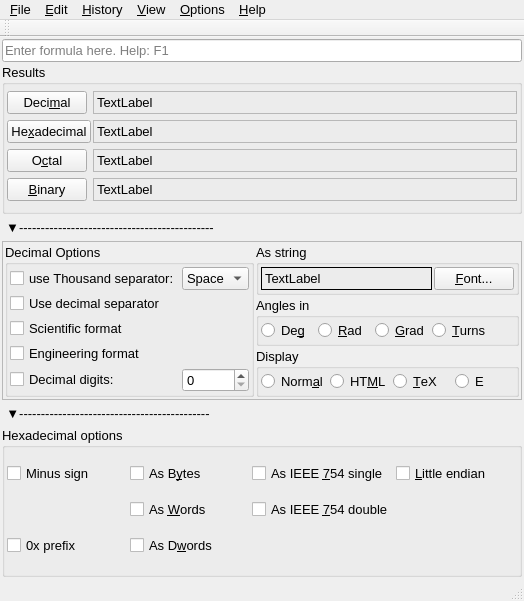
The window that FalconCalcQt/FalconCalcQt.ui (solyoma/FalconCalc) describes before a commit, drawn with Qt 5.
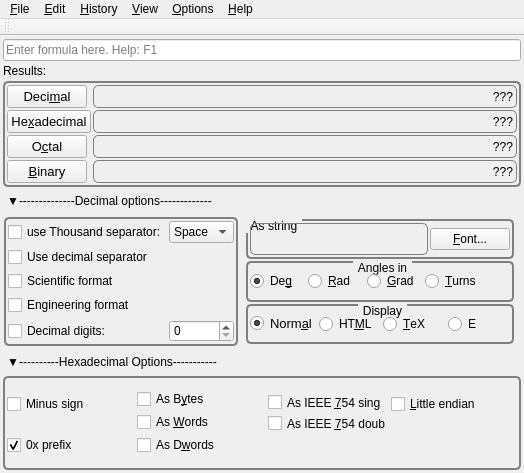
The same window after the commit. Icons and pictures are not drawn.

Commit message: WIP: QT version  works as the calculator, hitory dialog too BUGS: closing panels creates wrong panel sizes, history window snap wrong Missing: content and content change for variables, functions, history list remove and remove all, snapping

What changed in the file:
```diff
--- a/FalconCalcQt/FalconCalcQt.ui
+++ b/FalconCalcQt/FalconCalcQt.ui
@@ -7,7 +7,7 @@
     <x>0</x>
     <y>0</y>
     <width>524</width>
-    <height>601</height>
+    <height>473</height>
    </rect>
   </property>
   <property name="font">
@@ -19,25 +19,226 @@
   <property name="windowTitle">
    <string>FalconCalcQt</string>
   </property>
+  <property name="windowIcon">
+   <iconset resource="FalconCalcQt.qrc">
+    <normaloff>:/FalconCalcQt/Resources/program.ico</normaloff>:/FalconCalcQt/Resources/program.ico</iconset>
+  </property>
+  <property name="styleSheet">
+   <string notr="true"> QGroupBox {
+     background-color: qlineargradient(x1: 0, y1: 0, x2: 0, y2: 1,
+                                       stop: 0 #E0E0E0, stop: 1 #FFFFFF);
+     border: 2px solid gray;
+     border-radius: 5px;
+     margin-top: 1ex; /* leave space at the top for the title */
+ }
+
+ QGroupBox::title {
+     subcontrol-origin: margin;
+     subcontrol-position: top ;
+     padding: 0 3px;
+     /*background-color: qlineargradient(x1: 0, y1: 0, x2: 0, y2: 1,
+                                       stop: 0 #FF0ECE, stop: 1 #FFFFFF);*/
+ }
+
+QFrame {
+	border: 1px solid gray;
+	border-radius:5px;
+}</string>
+  </property>
   <widget class="QWidget" name="centralWidget">
    <layout class="QGridLayout" name="gridLayout_3">
+    <property name="leftMargin">
+     <number>3</number>
+    </property>
+    <property name="topMargin">
+     <number>3</number>
+    </property>
+    <property name="rightMargin">
+     <number>3</number>
+    </property>
+    <property name="bottomMargin">
+     <number>3</number>
+    </property>
+    <property name="verticalSpacing">
+     <number>3</number>
+    </property>
+    <item row="2" column="0" colspan="2">
+     <widget class="QGroupBox" name="grpResults">
+      <property name="title">
+       <string/>
+      </property>
+      <layout class="QGridLayout" name="gridLayout_2">
+       <property name="verticalSpacing">
+        <number>2</number>
+       </property>
+       <item row="0" column="0">
+        <widget class="QPushButton" name="btnDecimal">
+         <property name="sizePolicy">
+          <sizepolicy hsizetype="Fixed" vsizetype="Fixed">
+           <horstretch>0</horstretch>
+           <verstretch>0</verstretch>
+          </sizepolicy>
+         </property>
+         <property name="font">
+          <font>
+           <family>Tahoma</family>
+           <pointsize>10</pointsize>
+          </font>
+         </property>
+         <property name="text">
+          <string>Deci&amp;mal</string>
+         </property>
+         <property name="flat">
+          <bool>false</bool>
+         </property>
+        </widget>
+       </item>
+       <item row="0" column="1">
+        <widget class="QLabel" name="lblDec">
+         <property name="frameShape">
+          <enum>QFrame::StyledPanel</enum>
+         </property>
+         <property name="frameShadow">
+          <enum>QFrame::Sunken</enum>
+         </property>
+         <property name="lineWidth">
+          <number>6</number>
+         </property>
+         <property name="text">
+          <string>???</string>
+         </property>
+         <property name="alignment">
+          <set>Qt::AlignRight|Qt::AlignTrailing|Qt::AlignVCenter</set>
+         </property>
+        </widget>
+       </item>
+       <item row="1" column="0">
+        <widget class="QPushButton" name="btnHexaDecimal">
+         <property name="sizePolicy">
+          <sizepolicy hsizetype="Fixed" vsizetype="Fixed">
+           <horstretch>0</horstretch>
+           <verstretch>0</verstretch>
+          </sizepolicy>
+         </property>
+         <property name="font">
+          <font>
+           <family>Tahoma</family>
+           <pointsize>10</pointsize>
+          </font>
+         </property>
+         <property name="text">
+          <string>He&amp;xadecimal</string>
+         </property>
+         <property name="flat">
+          <bool>false</bool>
+         </property>
+        </widget>
+       </item>
+       <item row="1" column="1">
+        <widget class="QLabel" name="lblHex">
+         <property name="frameShape">
+          <enum>QFrame::StyledPanel</enum>
+         </property>
+         <property name="frameShadow">
+          <enum>QFrame::Sunken</enum>
+         </property>
+         <property name="lineWidth">
+          <number>6</number>
+         </property>
+         <property name="text">
+          <string>???</string>
+         </property>
+         <property name="alignment">
+          <set>Qt::AlignRight|Qt::AlignTrailing|Qt::AlignVCenter</set>
+         </property>
+        </widget>
+       </item>
     <item row="2" column="0">
-     <widget class="QPushButton" name="btnOpenCloseDecOptions">
+        <widget class="QPushButton" name="btnOctal">
       <property name="sizePolicy">
        <sizepolicy hsizetype="Fixed" vsizetype="Fixed">
         <horstretch>0</horstretch>
         <verstretch>0</verstretch>
        </sizepolicy>
       </property>
+         <property name="font">
+          <font>
+           <family>Tahoma</family>
+           <pointsize>10</pointsize>
+          </font>
+         </property>
       <property name="text">
-       <string>▼---------------------------------------------</string>
+          <string>O&amp;ctal</string>
       </property>
       <property name="flat">
-       <bool>true</bool>
+          <bool>false</bool>
       </property>
      </widget>
     </item>
     <item row="2" column="1">
+        <widget class="QLabel" name="lblOct">
+         <property name="frameShape">
+          <enum>QFrame::StyledPanel</enum>
+         </property>
+         <property name="frameShadow">
+          <enum>QFrame::Sunken</enum>
+         </property>
+         <property name="lineWidth">
+          <number>6</number>
+         </property>
+         <property name="text">
+          <string>???</string>
+         </property>
+         <property name="alignment">
+          <set>Qt::AlignRight|Qt::AlignTrailing|Qt::AlignVCenter</set>
+         </property>
+        </widget>
+       </item>
+       <item row="3" column="0">
+        <widget class="QPushButton" name="btnBinary">
+         <property name="sizePolicy">
+          <sizepolicy hsizetype="Fixed" vsizetype="Fixed">
+           <horstretch>0</horstretch>
+           <verstretch>0</verstretch>
+          </sizepolicy>
+         </property>
+         <property name="font">
+          <font>
+           <family>Tahoma</family>
+           <pointsize>10</pointsize>
+          </font>
+         </property>
+         <property name="text">
+          <string>&amp;Binary</string>
+         </property>
+         <property name="flat">
+          <bool>false</bool>
+         </property>
+        </widget>
+       </item>
+       <item row="3" column="1">
+        <widget class="QLabel" name="lblBin">
+         <property name="frameShape">
+          <enum>QFrame::StyledPanel</enum>
+         </property>
+         <property name="frameShadow">
+          <enum>QFrame::Sunken</enum>
+         </property>
+         <property name="lineWidth">
+          <number>6</number>
+         </property>
+         <property name="text">
+          <string>???</string>
+         </property>
+         <property name="alignment">
+          <set>Qt::AlignRight|Qt::AlignTrailing|Qt::AlignVCenter</set>
+         </property>
+        </widget>
+       </item>
+      </layout>
+     </widget>
+    </item>
+    <item row="3" column="1">
      <spacer name="horizontalSpacer_2">
       <property name="orientation">
        <enum>Qt::Horizontal</enum>
@@ -50,13 +251,10 @@
       </property>
      </spacer>
     </item>
-    <item row="3" column="0" colspan="2">
-     <widget class="QFrame" name="frmDecimal">
-      <property name="frameShape">
-       <enum>QFrame::StyledPanel</enum>
-      </property>
-      <property name="frameShadow">
-       <enum>QFrame::Raised</enum>
+    <item row="6" column="0" colspan="2">
+     <widget class="QGroupBox" name="gbHexOptions">
+      <property name="title">
+       <string/>
       </property>
       <layout class="QGridLayout" name="gridLayout_4">
        <property name="leftMargin">
@@ -71,14 +269,217 @@
        <property name="bottomMargin">
         <number>2</number>
        </property>
+       <property name="horizontalSpacing">
+        <number>2</number>
+       </property>
+       <item row="0" column="0">
+        <widget class="QCheckBox" name="chkMinus">
+         <property name="text">
+          <string>Minus sign</string>
+         </property>
+        </widget>
+       </item>
+       <item row="0" column="1" rowspan="2">
+        <widget class="QWidget" name="widget_2" native="true">
+         <property name="styleSheet">
+          <string notr="true"/>
+         </property>
+         <layout class="QVBoxLayout" name="verticalLayout_2">
+          <property name="leftMargin">
+           <number>2</number>
+          </property>
+          <property name="topMargin">
+           <number>2</number>
+          </property>
+          <property name="rightMargin">
+           <number>2</number>
+          </property>
+          <property name="bottomMargin">
+           <number>2</number>
+          </property>
+          <item>
+           <widget class="QCheckBox" name="chkBytes">
+            <property name="text">
+             <string>As B&amp;ytes</string>
+            </property>
+            <property name="autoExclusive">
+             <bool>true</bool>
+            </property>
+           </widget>
+          </item>
+          <item>
+           <widget class="QCheckBox" name="chkWords">
+            <property name="text">
+             <string>As &amp;Words</string>
+            </property>
+            <property name="autoExclusive">
+             <bool>true</bool>
+            </property>
+           </widget>
+          </item>
+          <item>
+           <widget class="QCheckBox" name="chkDWords">
+            <property name="text">
+             <string>As D&amp;words</string>
+            </property>
+            <property name="autoExclusive">
+             <bool>true</bool>
+            </property>
+           </widget>
+          </item>
+         </layout>
+        </widget>
+       </item>
+       <item row="0" column="2" rowspan="2">
+        <widget class="QWidget" name="widget_3" native="true">
+         <property name="styleSheet">
+          <string notr="true"/>
+         </property>
+         <widget class="QCheckBox" name="chkIEEEDouble">
+          <property name="geometry">
+           <rect>
+            <x>5</x>
+            <y>28</y>
+            <width>118</width>
+            <height>19</height>
+           </rect>
+          </property>
+          <property name="text">
+           <string>As IEEE &amp;754 double</string>
+          </property>
+          <property name="autoExclusive">
+           <bool>true</bool>
+          </property>
+         </widget>
+         <widget class="QCheckBox" name="chkIEEESingle">
+          <property name="geometry">
+           <rect>
+            <x>5</x>
+            <y>7</y>
+            <width>113</width>
+            <height>19</height>
+           </rect>
+          </property>
+          <property name="text">
+           <string>As IEEE &amp;754 single</string>
+          </property>
+          <property name="autoExclusive">
+           <bool>true</bool>
+          </property>
+         </widget>
+        </widget>
+       </item>
+       <item row="0" column="3">
+        <widget class="QCheckBox" name="chkLittleEndian">
+         <property name="text">
+          <string>&amp;Little endian</string>
+         </property>
+        </widget>
+       </item>
+       <item row="1" column="0">
+        <widget class="QCheckBox" name="chkHexPrefix">
+         <property name="text">
+          <string>0x prefix</string>
+         </property>
+         <property name="checked">
+          <bool>true</bool>
+         </property>
+        </widget>
+       </item>
+      </layout>
+     </widget>
+    </item>
+    <item row="3" column="0">
+     <widget class="QPushButton" name="btnOpenCloseDecOptions">
+      <property name="sizePolicy">
+       <sizepolicy hsizetype="Fixed" vsizetype="Fixed">
+        <horstretch>0</horstretch>
+        <verstretch>0</verstretch>
+       </sizepolicy>
+      </property>
+      <property name="text">
+       <string>▼--------------Decimal options-------------</string>
+      </property>
+      <property name="flat">
+       <bool>true</bool>
+      </property>
+     </widget>
+    </item>
+    <item row="5" column="0">
+     <widget class="QPushButton" name="btnOpenCloseHexOptions">
+      <property name="sizePolicy">
+       <sizepolicy hsizetype="Fixed" vsizetype="Fixed">
+        <horstretch>0</horstretch>
+        <verstretch>0</verstretch>
+       </sizepolicy>
+      </property>
+      <property name="text">
+       <string>▼----------Hexadecimal Options-----------</string>
+      </property>
+      <property name="flat">
+       <bool>true</bool>
+      </property>
+     </widget>
+    </item>
+    <item row="5" column="1">
+     <spacer name="horizontalSpacer">
+      <property name="orientation">
+       <enum>Qt::Horizontal</enum>
+      </property>
+      <property name="sizeHint" stdset="0">
+       <size>
+        <width>236</width>
+        <height>20</height>
+       </size>
+      </property>
+     </spacer>
+    </item>
+    <item row="0" column="0" colspan="2">
+     <widget class="QLineEdit" name="edtInfix">
+      <property name="placeholderText">
+       <string>Enter formula here. Help: F1</string>
+      </property>
+      <property name="clearButtonEnabled">
+       <bool>true</bool>
+      </property>
+     </widget>
+    </item>
+    <item row="1" column="0">
+     <widget class="QLabel" name="lblResults">
+      <property name="sizePolicy">
+       <sizepolicy hsizetype="Preferred" vsizetype="Fixed">
+        <horstretch>0</horstretch>
+        <verstretch>0</verstretch>
+       </sizepolicy>
+      </property>
+      <property name="styleSheet">
+       <string notr="true">border:0;margin:0</string>
+      </property>
+      <property name="text">
+       <string>Results:</string>
+      </property>
+     </widget>
+    </item>
+    <item row="4" column="0" colspan="2">
+     <widget class="QWidget" name="frmDecimal" native="true">
+      <layout class="QHBoxLayout" name="horizontalLayout_4">
        <property name="spacing">
         <number>2</number>
        </property>
-       <item row="0" column="0" rowspan="3">
+       <property name="leftMargin">
+        <number>1</number>
+       </property>
+       <property name="topMargin">
+        <number>2</number>
+       </property>
+       <property name="rightMargin">
+        <number>1</number>
+       </property>
+       <property name="bottomMargin">
+        <number>2</number>
+       </property>
+       <item>
         <widget class="QGroupBox" name="gbDecOptions">
-         <property name="title">
-          <string>Decimal Options</string>
-         </property>
          <layout class="QGridLayout" name="gridLayout">
           <property name="leftMargin">
            <number>2</number>
@@ -181,8 +582,29 @@
          </layout>
         </widget>
        </item>
-       <item row="0" column="1">
+       <item>
+        <widget class="QWidget" name="widget" native="true">
+         <layout class="QVBoxLayout" name="verticalLayout">
+          <property name="spacing">
+           <number>2</number>
+          </property>
+          <property name="leftMargin">
+           <number>6</number>
+          </property>
+          <property name="topMargin">
+           <number>2</number>
+          </property>
+          <property name="rightMargin">
+           <number>6</number>
+          </property>
+          <property name="bottomMargin">
+           <number>2</number>
+          </property>
+          <item>
         <widget class="QGroupBox" name="gbTextOptions">
+            <property name="styleSheet">
+             <string notr="true">QGroupBox::title { subcontrol-position:top left}</string>
+            </property>
          <property name="title">
           <string>As string</string>
          </property>
@@ -208,7 +630,7 @@
              <enum>QFrame::Box</enum>
             </property>
             <property name="text">
-             <string>TextLabel</string>
+                <string/>
             </property>
            </widget>
           </item>
@@ -228,7 +650,7 @@
          </layout>
         </widget>
        </item>
-       <item row="1" column="1">
+          <item>
         <widget class="QGroupBox" name="gbAngleUnit">
          <property name="title">
           <string>Angles in</string>
@@ -254,6 +676,9 @@
             <property name="text">
              <string>De&amp;g</string>
             </property>
+               <property name="checked">
+                <bool>true</bool>
+               </property>
            </widget>
           </item>
           <item>
@@ -280,11 +705,14 @@
          </layout>
         </widget>
        </item>
-       <item row="2" column="1">
+          <item>
         <widget class="QGroupBox" name="gbDisplayFormat">
          <property name="title">
           <string>Display</string>
          </property>
+            <property name="flat">
+             <bool>true</bool>
+            </property>
          <layout class="QHBoxLayout" name="horizontalLayout_2">
           <property name="leftMargin">
            <number>2</number>
@@ -309,6 +737,9 @@
             <property name="text">
              <string>Norm&amp;al</string>
             </property>
+               <property name="checked">
+                <bool>true</bool>
+               </property>
            </widget>
           </item>
           <item>
@@ -338,286 +769,9 @@
       </layout>
      </widget>
     </item>
-    <item row="4" column="0">
-     <widget class="QPushButton" name="btnOpenCloseHexOptions">
-      <property name="sizePolicy">
-       <sizepolicy hsizetype="Fixed" vsizetype="Fixed">
-        <horstretch>0</horstretch>
-        <verstretch>0</verstretch>
-       </sizepolicy>
-      </property>
-      <property name="text">
-       <string>▼--------------------------------------------</string>
-      </property>
-      <property name="flat">
-       <bool>true</bool>
-      </property>
-     </widget>
-    </item>
-    <item row="4" column="1">
-     <spacer name="horizontalSpacer">
-      <property name="orientation">
-       <enum>Qt::Horizontal</enum>
-      </property>
-      <property name="sizeHint" stdset="0">
-       <size>
-        <width>236</width>
-        <height>20</height>
-       </size>
-      </property>
-     </spacer>
-    </item>
-    <item row="5" column="0" colspan="2">
-     <widget class="QGroupBox" name="gbHexOptions">
-      <property name="title">
-       <string>Hexadecimal options</string>
-      </property>
-      <layout class="QGridLayout" name="gridLayout_5">
-       <property name="leftMargin">
-        <number>2</number>
-       </property>
-       <property name="topMargin">
-        <number>2</number>
-       </property>
-       <property name="rightMargin">
-        <number>2</number>
-       </property>
-       <property name="bottomMargin">
-        <number>2</number>
-       </property>
-       <property name="spacing">
-        <number>2</number>
-       </property>
-       <item row="0" column="0">
-        <widget class="QCheckBox" name="chkMinus">
-         <property name="text">
-          <string>Minus sign</string>
-         </property>
-        </widget>
-       </item>
-       <item row="0" column="1">
-        <widget class="QCheckBox" name="chkBytes">
-         <property name="text">
-          <string>As B&amp;ytes</string>
-         </property>
-        </widget>
-       </item>
-       <item row="0" column="2">
-        <widget class="QCheckBox" name="chkIEEESingle">
-         <property name="text">
-          <string>As IEEE &amp;754 single</string>
-         </property>
-        </widget>
-       </item>
-       <item row="0" column="3">
-        <widget class="QCheckBox" name="chkLittleendian">
-         <property name="text">
-          <string>&amp;Little endian</string>
-         </property>
-        </widget>
-       </item>
-       <item row="1" column="1">
-        <widget class="QCheckBox" name="chkWords">
-         <property name="text">
-          <string>As &amp;Words</string>
-         </property>
-        </widget>
-       </item>
-       <item row="1" column="2">
-        <widget class="QCheckBox" name="chkIEEEDouble">
-         <property name="text">
-          <string>As IEEE &amp;754 double</string>
-         </property>
-        </widget>
-       </item>
-       <item row="2" column="0">
-        <widget class="QCheckBox" name="chkHexPrefix">
-         <property name="text">
-          <string>0x prefix</string>
-         </property>
-        </widget>
-       </item>
-       <item row="2" column="1">
-        <widget class="QCheckBox" name="chkDWords">
-         <property name="text">
-          <string>As D&amp;words</string>
-         </property>
-        </widget>
-       </item>
       </layout>
      </widget>
     </item>
-    <item row="1" column="0" colspan="2">
-     <widget class="QGroupBox" name="grpResults">
-      <property name="title">
-       <string>Results</string>
-      </property>
-      <layout class="QGridLayout" name="gridLayout_2">
-       <item row="0" column="0">
-        <widget class="QPushButton" name="btnDecimal">
-         <property name="sizePolicy">
-          <sizepolicy hsizetype="Fixed" vsizetype="Fixed">
-           <horstretch>0</horstretch>
-           <verstretch>0</verstretch>
-          </sizepolicy>
-         </property>
-         <property name="font">
-          <font>
-           <family>Tahoma</family>
-           <pointsize>10</pointsize>
-          </font>
-         </property>
-         <property name="text">
-          <string>Deci&amp;mal</string>
-         </property>
-         <property name="flat">
-          <bool>false</bool>
-         </property>
-        </widget>
-       </item>
-       <item row="0" column="1">
-        <widget class="QLabel" name="lblDec">
-         <property name="frameShape">
-          <enum>QFrame::StyledPanel</enum>
-         </property>
-         <property name="frameShadow">
-          <enum>QFrame::Sunken</enum>
-         </property>
-         <property name="lineWidth">
-          <number>6</number>
-         </property>
-         <property name="text">
-          <string>TextLabel</string>
-         </property>
-        </widget>
-       </item>
-       <item row="1" column="0">
-        <widget class="QPushButton" name="btnHexaDecimal">
-         <property name="sizePolicy">
-          <sizepolicy hsizetype="Fixed" vsizetype="Fixed">
-           <horstretch>0</horstretch>
-           <verstretch>0</verstretch>
-          </sizepolicy>
-         </property>
-         <property name="font">
-          <font>
-           <family>Tahoma</family>
-           <pointsize>10</pointsize>
-          </font>
-         </property>
-         <property name="text">
-          <string>He&amp;xadecimal</string>
-         </property>
-         <property name="flat">
-          <bool>false</bool>
-         </property>
-        </widget>
-       </item>
-       <item row="1" column="1">
-        <widget class="QLabel" name="lblHex">
-         <property name="frameShape">
-          <enum>QFrame::StyledPanel</enum>
-         </property>
-         <property name="frameShadow">
-          <enum>QFrame::Sunken</enum>
-         </property>
-         <property name="lineWidth">
-          <number>6</number>
-         </property>
-         <property name="text">
-          <string>TextLabel</string>
-         </property>
-        </widget>
-       </item>
-       <item row="2" column="0">
-        <widget class="QPushButton" name="btnOctal">
-         <property name="sizePolicy">
-          <sizepolicy hsizetype="Fixed" vsizetype="Fixed">
-           <horstretch>0</horstretch>
-           <verstretch>0</verstretch>
-          </sizepolicy>
-         </property>
-         <property name="font">
-          <font>
-           <family>Tahoma</family>
-           <pointsize>10</pointsize>
-          </font>
-         </property>
-         <property name="text">
-          <string>O&amp;ctal</string>
-         </property>
-         <property name="flat">
-          <bool>false</bool>
-         </property>
-        </widget>
-       </item>
-       <item row="2" column="1">
-        <widget class="QLabel" name="lblOct">
-         <property name="frameShape">
-          <enum>QFrame::StyledPanel</enum>
-         </property>
-         <property name="frameShadow">
-          <enum>QFrame::Sunken</enum>
-         </property>
-         <property name="lineWidth">
-          <number>6</number>
-         </property>
-         <property name="text">
-          <string>TextLabel</string>
-         </property>
-        </widget>
-       </item>
-       <item row="3" column="0">
-        <widget class="QPushButton" name="btnBinary">
-         <property name="sizePolicy">
-          <sizepolicy hsizetype="Fixed" vsizetype="Fixed">
-           <horstretch>0</horstretch>
-           <verstretch>0</verstretch>
-          </sizepolicy>
-         </property>
-         <property name="font">
-          <font>
-           <family>Tahoma</family>
-           <pointsize>10</pointsize>
-          </font>
-         </property>
-         <property name="text">
-          <string>&amp;Binary</string>
-         </property>
-         <property name="flat">
-          <bool>false</bool>
-         </property>
-        </widget>
-       </item>
-       <item row="3" column="1">
-        <widget class="QLabel" name="lblBin">
-         <property name="frameShape">
-          <enum>QFrame::StyledPanel</enum>
-         </property>
-         <property name="frameShadow">
-          <enum>QFrame::Sunken</enum>
-         </property>
-         <property name="lineWidth">
-          <number>6</number>
-         </property>
-         <property name="text">
-          <string>TextLabel</string>
-         </property>
-        </widget>
-       </item>
-      </layout>
-     </widget>
-    </item>
-    <item row="0" column="0" colspan="2">
-     <widget class="QLineEdit" name="edtInfix">
-      <property name="placeholderText">
-       <string>Enter formula here. Help: F1</string>
-      </property>
-      <property name="clearButtonEnabled">
-       <bool>true</bool>
-      </property>
-     </widget>
-    </item>
    </layout>
   </widget>
   <widget class="QMenuBar" name="menuBar">
@@ -626,7 +780,7 @@
      <x>0</x>
      <y>0</y>
      <width>524</width>
-     <height>21</height>
+     <height>20</height>
     </rect>
    </property>
    <widget class="QMenu" name="mnuFile">
@@ -698,7 +852,6 @@
     <bool>false</bool>
    </attribute>
   </widget>
-  <widget class="QStatusBar" name="statusBar"/>
   <action name="actionExit">
    <property name="text">
     <string>E&amp;xit</string>
```
Left out of the diff: 22 changed lines with no effect on the pictures. Lines whose indentation alone changed are shown as unchanged. The commit also changes 23 other files.
